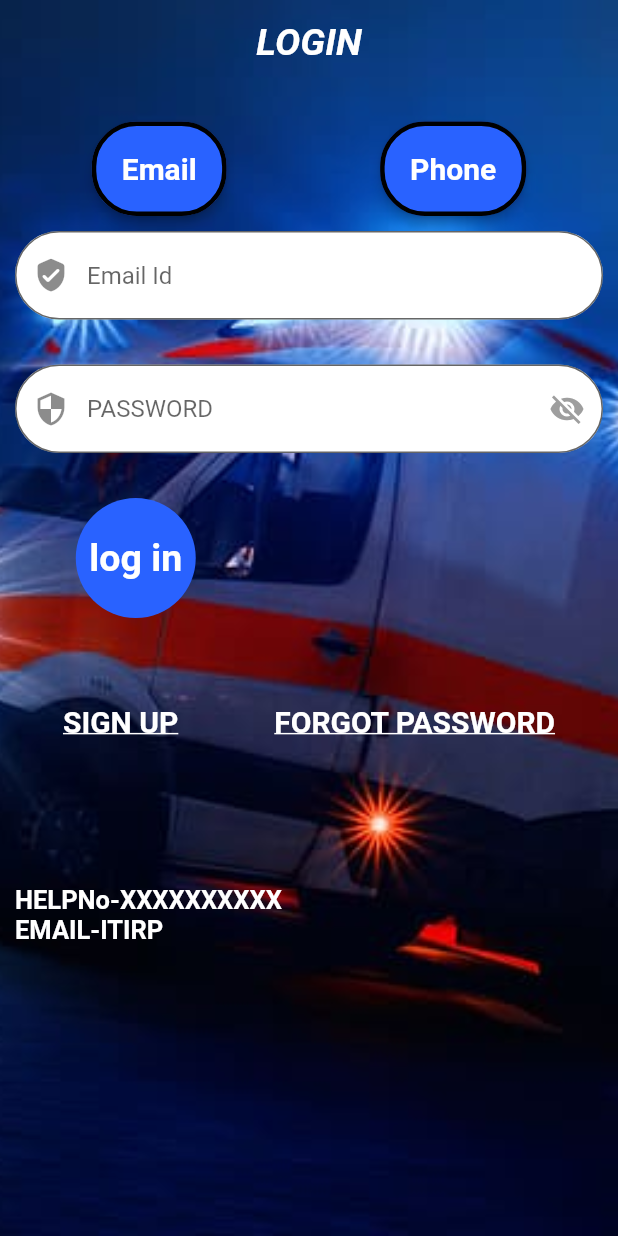
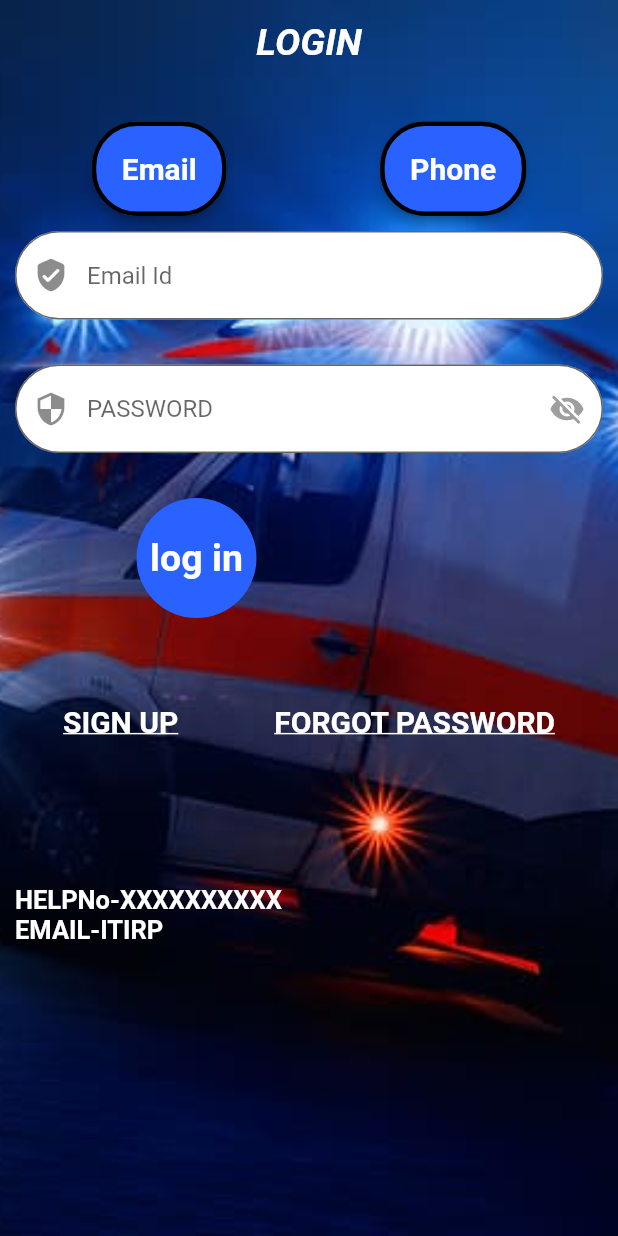
Before and after one commit to anirbanpal2002/appi, a Flutter app: the screen it shows after launch, on a phone screen of 412 x 824 dp. Run offline on Flutter 3.47's test engine with Material 2 defaults, Android fonts, the phone set to English and light mode, and no system bars; our stand-ins replace cloud_firestore, firebase_auth, firebase_core, google_sign_in, location; accounts and stored records are empty.

Commit message:
password show 20092001

```diff
--- a/lib/Login.dart
+++ b/lib/Login.dart
@@ -1,6 +1,7 @@
 import 'package:appi/Trigger.dart';
 import 'package:firebase_auth/firebase_auth.dart';
 import 'package:flutter/material.dart';
+import 'package:flutter/widgets.dart';
 import 'package:google_sign_in/google_sign_in.dart';
 //import 'package:flutter/painting.dart';
 
@@ -247,9 +248,10 @@ class _MyLoginState extends State<MyLogin> {
                         height: 30,
                       ),
                       Row(
-                        mainAxisAlignment: MainAxisAlignment.spaceAround,
+                        mainAxisAlignment: MainAxisAlignment.center,
                         children: [
-                          CircleAvatar(
+                          Center(
+                            child: CircleAvatar(
                               child: TextButton(
                                 onPressed: () {
                                   if (_formKey.currentState!.validate()) {
@@ -268,6 +270,7 @@ class _MyLoginState extends State<MyLogin> {
                               ),
                               radius: 40,
                               backgroundColor: Colors.blueAccent.shade700,
+                            ),
                           ),
                           SizedBox(
                             width: 150,
```
Lines whose indentation alone changed are shown as unchanged.
